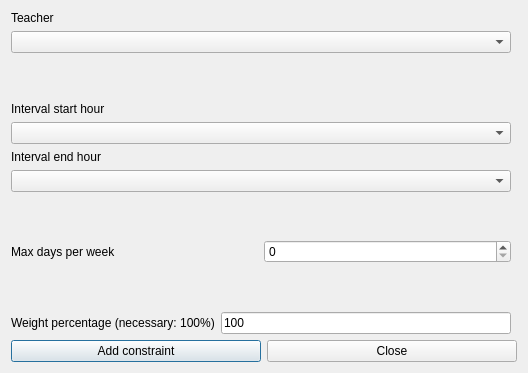
Before: the Qt Designer form fet/src/interface/addconstraintteacherintervalmaxdaysperweekform_template.ui in vonmecheln/fet, drawn with Qt 5.
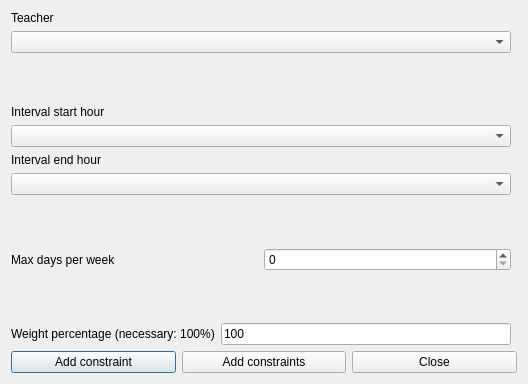
After: the same form once the commit is applied.

Patch:
```diff
--- a/fet/src/interface/addconstraintteacherintervalmaxdaysperweekform_template.ui
+++ b/fet/src/interface/addconstraintteacherintervalmaxdaysperweekform_template.ui
@@ -7,7 +7,7 @@
     <x>0</x>
     <y>0</y>
     <width>528</width>
-    <height>373</height>
+    <height>384</height>
    </rect>
   </property>
   <property name="windowTitle">
@@ -56,6 +56,13 @@
        </property>
       </widget>
      </item>
+     <item>
+      <widget class="QPushButton" name="addConstraintsPushButton">
+       <property name="text">
+        <string>Add constraints</string>
+       </property>
+      </widget>
+     </item>
      <item>
       <widget class="QPushButton" name="closePushButton">
        <property name="text">
```
